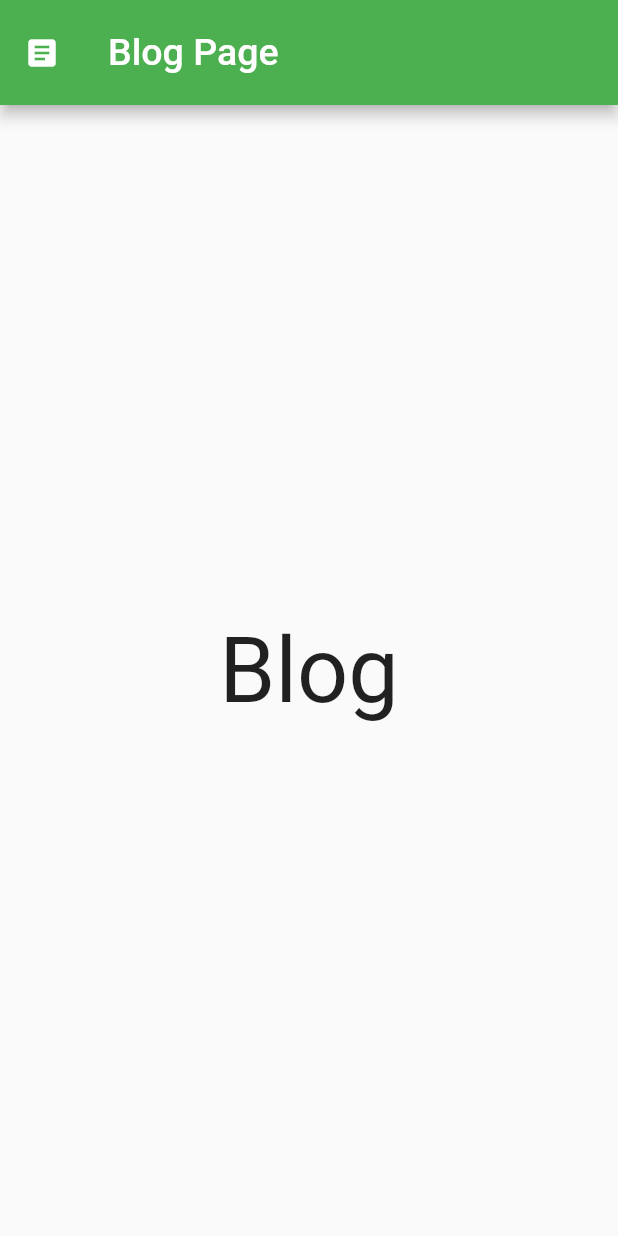
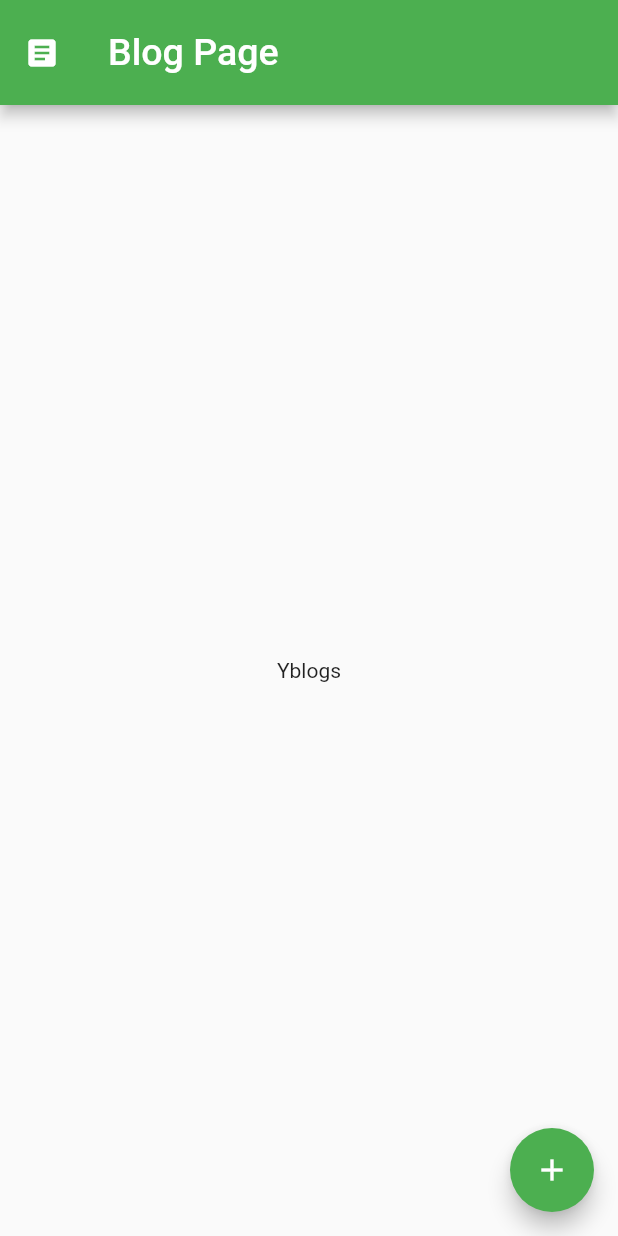
Before and after one commit to Medushaa/cse471-project-flutter, a Flutter app: the BlogPage screen opened directly, on a phone screen of 412 x 824 dp. Run offline on Flutter 3.47's test engine with Material 2 defaults, Android fonts, the phone set to English and light mode, and no system bars; our stand-ins replace cloud_firestore, firebase_auth, firebase_core, fluttertoast, get, shared_preferences; accounts and stored records are empty.

Commit message:
added add item button

```diff
--- a/lib/screens/blog_page.dart
+++ b/lib/screens/blog_page.dart
@@ -1,9 +1,39 @@
+import 'package:cloud_firestore/cloud_firestore.dart';
+import 'package:firebase_auth/firebase_auth.dart';
 import 'package:flutter/material.dart';
+import 'package:food_um_try1/screens/model/user_model.dart';
 
-class BlogPage extends StatelessWidget {
+class BlogPage extends StatefulWidget {
+  const BlogPage({ Key? key }) : super(key: key);
+
   @override
-  Widget build(BuildContext context) => Scaffold(
-        appBar: AppBar(
+  State<BlogPage> createState() => _BlogPageState();
+}
+
+class _BlogPageState extends State<BlogPage> {
+
+  User? user = FirebaseAuth.instance.currentUser;
+  UserModel loggedInUser = UserModel();
+
+  @override
+  void initState() {
+    super.initState();
+    FirebaseFirestore.instance
+        .collection("users")
+        .doc(user!.uid)
+        .get()
+        .then((value){
+          this.loggedInUser = UserModel.fromMap(value.data());
+          setState(() {});
+        });
+  }
+
+
+
+  @override
+  Widget build(BuildContext context) {
+    return new Scaffold(
+      appBar: AppBar(
           toolbarHeight: 70,
           leading: Icon(Icons.article),
           title: Text('Blog Page',
@@ -12,6 +42,38 @@ class BlogPage extends StatelessWidget {
             ),
           ),
         ),
-        body: Center(child: Text('Blog', style: TextStyle(fontSize: 60))),
-      );
+      body: Center(
+          child: Column(
+            mainAxisAlignment: MainAxisAlignment.center,
+            children: [
+              const Text(
+                'Yblogs',
+              ),
+            ],
+          ),
+        ),
+        //add item button
+        floatingActionButton: FloatingActionButton(
+          onPressed: (() {
+            openDialog();
+          }),
+          child: const Icon(Icons.add),
+        ),
+    );
+  }
+  Future openDialog() => showDialog(
+    context: context,
+    builder: (context) => AlertDialog(
+      title: Text("Subscribe to Premium Services to be able to publish Blogs"),
+      content: TextField(
+        decoration: InputDecoration(hintText: 'Enter Credit card number'),
+      ),
+      actions: [
+        TextButton(
+          child: Text("Subscribe"),
+          onPressed: () {},
+        ),
+      ],
+    ),
+  );
 }
--- a/lib/screens/home_page.dart
+++ b/lib/screens/home_page.dart
@@ -35,7 +35,7 @@ class _HomeScreenState extends State<HomeScreen> {
 
 
   int currentIndex = 0;
-  final screens = [ItemPage(), DonationPage(), BlogPage(), ProfilePage()];
+  final screens = [new ItemPage(), new DonationPage(), new BlogPage(), new ProfilePage()];
   @override
   Widget build(BuildContext context) => Scaffold(
         body: IndexedStack(
--- a/pubspec.yaml
+++ b/pubspec.yaml
@@ -29,6 +29,7 @@ environment:
 dependencies:
   cloud_firestore: ^3.1.13
   cupertino_icons: ^1.0.2
+  date_field: ^3.0.0
   firebase_auth: ^3.3.15
   firebase_core: ^1.15.0
   flutter:
```
Also changed, not shown: lib/screens/add_item.dart (added, +29 -0 lines), lib/screens/item_page.dart (+55 -4 lines), lib/screens/login_screen.dart (+4 -4 lines), pubspec.lock.
